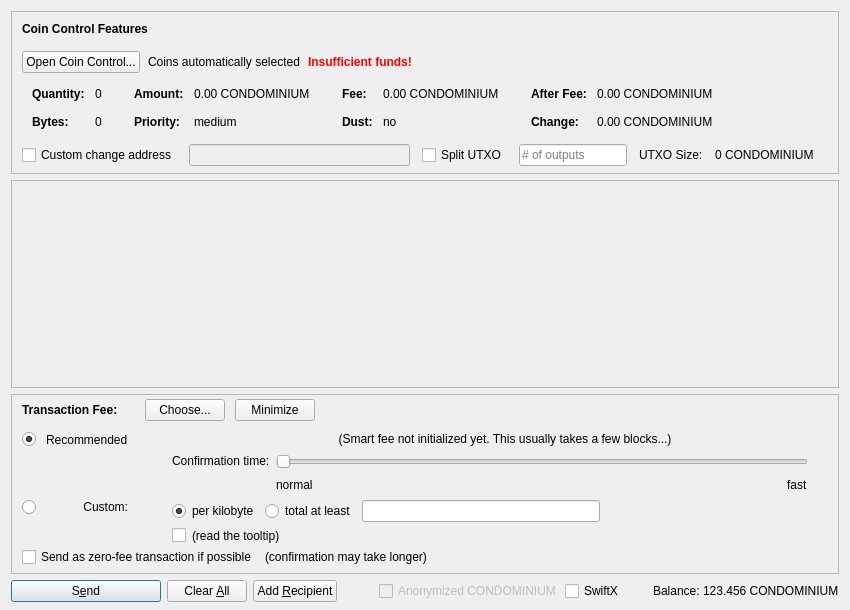
First picture: the form in src/qt/forms/sendcoinsdialog.ui, repository gitter-badger/CatalystCore, before the edit.
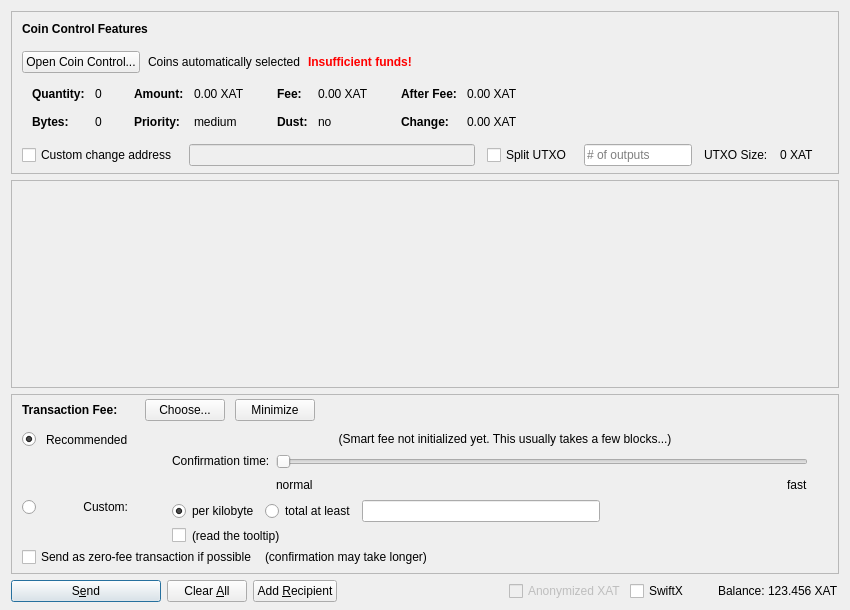
Second picture: the form after the edit. Icons and pictures are not drawn. Custom widgets are drawn as their Qt base class.

What changed in the file:
```diff
--- a/src/qt/forms/sendcoinsdialog.ui
+++ b/src/qt/forms/sendcoinsdialog.ui
@@ -324,7 +324,7 @@
                   <enum>Qt::ActionsContextMenu</enum>
                  </property>
                  <property name="text">
-                  <string notr="true">0.00 CONDOMINIUM</string>
+                  <string notr="true">0.00 XAT</string>
                  </property>
                  <property name="textInteractionFlags">
                   <set>Qt::LinksAccessibleByMouse|Qt::TextSelectableByKeyboard|Qt::TextSelectableByMouse</set>
@@ -404,7 +404,7 @@
                   <enum>Qt::ActionsContextMenu</enum>
                  </property>
                  <property name="text">
-                  <string notr="true">0.00 CONDOMINIUM</string>
+                  <string notr="true">0.00 XAT</string>
                  </property>
                  <property name="textInteractionFlags">
                   <set>Qt::LinksAccessibleByMouse|Qt::TextSelectableByKeyboard|Qt::TextSelectableByMouse</set>
@@ -484,7 +484,7 @@
                   <enum>Qt::ActionsContextMenu</enum>
                  </property>
                  <property name="text">
-                  <string notr="true">0.00 CONDOMINIUM</string>
+                  <string notr="true">0.00 XAT</string>
                  </property>
                  <property name="textInteractionFlags">
                   <set>Qt::LinksAccessibleByMouse|Qt::TextSelectableByKeyboard|Qt::TextSelectableByMouse</set>
@@ -513,7 +513,7 @@
                   <enum>Qt::ActionsContextMenu</enum>
                  </property>
                  <property name="text">
-                  <string notr="true">0.00 CONDOMINIUM</string>
+                  <string notr="true">0.00 XAT</string>
                  </property>
                  <property name="textInteractionFlags">
                   <set>Qt::LinksAccessibleByMouse|Qt::TextSelectableByKeyboard|Qt::TextSelectableByMouse</set>
@@ -594,7 +594,7 @@
           <item>
            <widget class="QLabel" name="labelBlockSize">
             <property name="text">
-             <string>0 CONDOMINIUM</string>
+             <string>0 XAT</string>
             </property>
            </widget>
           </item>
@@ -1390,7 +1390,7 @@
           <bool>false</bool>
          </property>
          <property name="text">
-          <string>Anonymized CONDOMINIUM</string>
+          <string>Anonymized XAT</string>
          </property>
         </widget>
        </item>
@@ -1429,7 +1429,7 @@
           <cursorShape>IBeamCursor</cursorShape>
          </property>
          <property name="text">
-          <string notr="true">123.456 CONDOMINIUM</string>
+          <string notr="true">123.456 XAT</string>
          </property>
          <property name="textInteractionFlags">
           <set>Qt::LinksAccessibleByMouse|Qt::TextSelectableByKeyboard|Qt::TextSelectableByMouse</set>
```
Left out of the diff: 16 changed lines with no effect on the pictures.
